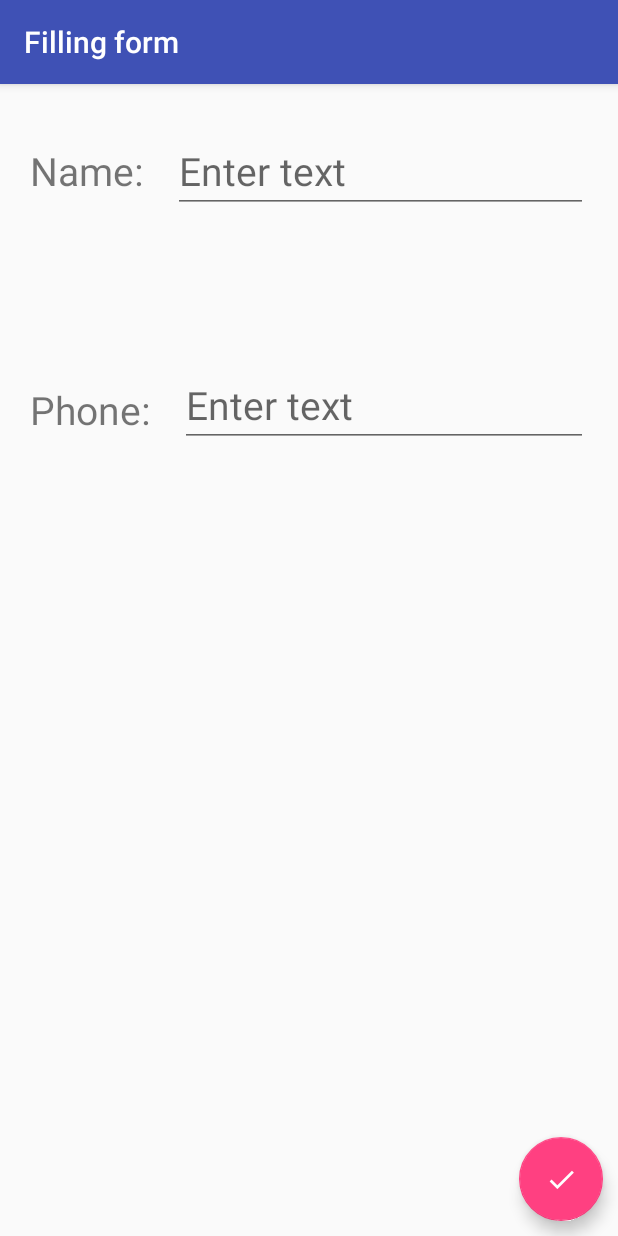
After one commit to alinamerc/Task_1, an Android app: the fragment FillingFormFragment placed in its activity, on a phone screen of 412 x 824 dp. The commit adds this screen. Run offline under Robolectric (Android 15) with nearby library versions, the phone set to English and light mode, and no system bars.

Commit message:
add filling form

```diff
--- /dev/null
+++ b/app/src/main/java/com/zhirova/task_1/FillingFormFragment.java
@@ -0,0 +1,32 @@
+package com.zhirova.task_1;
+
+import android.support.annotation.Nullable;
+import android.support.design.widget.Snackbar;
+import android.support.v4.app.Fragment;
+import android.support.v7.app.ActionBar;
+import android.support.v7.app.AppCompatActivity;
+import android.os.Bundle;
+import android.view.LayoutInflater;
+import android.view.View;
+import android.view.ViewGroup;
+
+public class FillingFormFragment extends Fragment {
+
+    @Nullable
+    @Override
+    public View onCreateView(LayoutInflater inflater, @Nullable ViewGroup container, @Nullable Bundle savedInstanceState) {
+        initUI();
+        View root = inflater.inflate(R.layout.fragment_filling_form, container, false);
+        return root;
+    }
+
+
+    private void initUI() {
+        ActionBar toolbar = ((AppCompatActivity)getContext()).getSupportActionBar();
+        if (toolbar != null) {
+            toolbar.setTitle(R.string.form_title);
+        }
+    }
+
+
+}
--- a/app/src/main/java/com/zhirova/task_1/MainActivity.java
+++ b/app/src/main/java/com/zhirova/task_1/MainActivity.java
@@ -1,9 +1,19 @@
 package com.zhirova.task_1;
 
+import android.support.design.widget.FloatingActionButton;
+import android.support.design.widget.Snackbar;
 import android.support.v4.app.FragmentManager;
 import android.support.v4.app.FragmentTransaction;
 import android.support.v7.app.AppCompatActivity;
 import android.os.Bundle;
+import android.util.Log;
+import android.view.View;
+import android.widget.EditText;
+
+import com.zhirova.task_1.store.Person;
+import com.zhirova.task_1.store.PersonStore;
+
+import java.util.List;
 
 public class MainActivity extends AppCompatActivity {
 
@@ -17,12 +27,82 @@ public class MainActivity extends AppCompatActivity {
         setContentView(R.layout.activity_main);
 
         if (savedInstanceState == null) {
-            fragmentManager = getSupportFragmentManager();
-            FragmentTransaction fragmentTransaction = fragmentManager.beginTransaction();
+            goToItemsFragment();
+        }
+    }
 
-            ItemsFragment curFragment = new ItemsFragment();
-            fragmentTransaction.replace(R.id.container, curFragment);
-            fragmentTransaction.commit();
+
+    private void goToItemsFragment() {
+        fragmentManager = getSupportFragmentManager();
+        FragmentTransaction fragmentTransaction = fragmentManager.beginTransaction();
+
+        ItemsFragment curFragment = new ItemsFragment();
+        fragmentTransaction.replace(R.id.container, curFragment);
+        fragmentTransaction.commit();
+    }
+
+
+    @Override
+    protected void onStart() {
+        super.onStart();
+        fabItemsClick();
+    }
+
+
+    private void fabItemsClick() {
+        FloatingActionButton floatingActionButtonItems = findViewById(R.id.fab_items);
+
+        if (floatingActionButtonItems != null) {
+            floatingActionButtonItems.setOnClickListener(new View.OnClickListener() {
+                @Override
+                public void onClick(View view) {
+                    //Snackbar.make(view, "Hello Snackbar", Snackbar.LENGTH_LONG).show();
+
+                    FragmentTransaction fragmentTransaction = fragmentManager.beginTransaction();
+                    FillingFormFragment curFragment = new FillingFormFragment();
+
+                    fragmentTransaction.replace(R.id.container, curFragment);
+                    fragmentTransaction.addToBackStack(null);
+                    fragmentTransaction.commit();
+
+                    fabFormClick();
+                }
+            });
+        }
+    }
+
+
+    private void fabFormClick() {
+        Log.d("MAIN", "FAB_FORM_CLICK");
+        FloatingActionButton floatingActionButtonForm = findViewById(R.id.fab_form);
+
+        if (floatingActionButtonForm != null) {
+            floatingActionButtonForm.setOnClickListener(new View.OnClickListener() {
+                @Override
+                public void onClick(View view) {
+                    PersonStore personStore = PersonStore.getInstance();
+                    if (personStore != null) {
+                        List<Person> persons = personStore.getPersons();
+                        EditText nameView = findViewById(R.id.form_name_edit_text);
+                        EditText phoneView = findViewById(R.id.form_phone_edit_text);
+
+                        String nameText = nameView.getText().toString();
+                        String phoneText = phoneView.getText().toString();
+
+                        if (nameText.isEmpty() || phoneText.isEmpty()) {
+                            Snackbar.make(view, R.string.form_empty_data, Snackbar.LENGTH_LONG).show();
+                        } else {
+                            Person newPerson = new Person(persons.size() + 1, nameText, phoneText);
+                            if (personStore.add(newPerson)) {
+                                fragmentManager.popBackStack();
+                            }
+                            else {
+                                Snackbar.make(view, R.string.form_same_name, Snackbar.LENGTH_LONG).show();
+                            }
+                        }
+                    }
+                }
+            });
         }
     }
 
--- /dev/null
+++ b/app/src/main/res/layout/fragment_filling_form.xml
@@ -0,0 +1,77 @@
+<?xml version="1.0" encoding="utf-8"?>
+<android.support.constraint.ConstraintLayout xmlns:android="http://schemas.android.com/apk/res/android"
+    xmlns:app="http://schemas.android.com/apk/res-auto"
+    xmlns:tools="http://schemas.android.com/tools"
+    android:layout_width="match_parent"
+    android:layout_height="match_parent"
+    tools:context="com.zhirova.task_1.FillingFormFragment">
+
+    <RelativeLayout xmlns:android="http://schemas.android.com/apk/res/android"
+        android:id="@+id/filling_form"
+        android:layout_width="match_parent"
+        android:layout_height="wrap_content">
+
+        <TextView
+            android:id="@+id/form_name_text_view"
+            android:layout_width="wrap_content"
+            android:layout_height="wrap_content"
+            android:layout_marginLeft="20dp"
+            android:layout_marginTop="40dp"
+            android:text="@string/form_name"
+            android:textSize="26dp"/>
+
+        <EditText
+            android:id="@+id/form_name_edit_text"
+            android:layout_width="match_parent"
+            android:layout_height="wrap_content"
+            android:layout_toRightOf="@+id/form_name_text_view"
+            android:layout_marginLeft="20dp"
+            android:layout_marginRight="20dp"
+            android:layout_marginTop="30dp"
+            android:hint="@string/enter_text"
+            android:textSize="26dp"/>
+
+        <TextView
+            android:id="@+id/form_phone_text_view"
+            android:layout_width="wrap_content"
+            android:layout_height="wrap_content"
+            android:layout_marginLeft="20dp"
+            android:layout_marginTop="124dp"
+            android:layout_below="@+id/form_name_text_view"
+            android:text="@string/form_phone"
+            android:textSize="26dp"/>
+
+        <EditText
+            android:id="@+id/form_phone_edit_text"
+            android:layout_width="match_parent"
+            android:layout_height="wrap_content"
+            android:layout_below="@+id/form_name_edit_text"
+            android:layout_toRightOf="@+id/form_phone_text_view"
+            android:layout_marginLeft="20dp"
+            android:layout_marginRight="20dp"
+            android:layout_marginTop="100dp"
+            android:hint="@string/enter_text"
+            android:textSize="26dp" />
+
+        <android.support.design.widget.CoordinatorLayout
+            xmlns:android="http://schemas.android.com/apk/res/android"
+            xmlns:app="http://schemas.android.com/apk/res-auto"
+            android:layout_width="match_parent"
+            android:layout_height="match_parent">
+
+            <android.support.design.widget.FloatingActionButton
+                android:id="@+id/fab_form"
+                android:layout_width="wrap_content"
+                android:layout_height="wrap_content"
+                android:layout_gravity="bottom|right"
+                android:layout_marginBottom="10dp"
+                android:layout_marginRight="10dp"
+                android:src="@drawable/ic_ok"
+                app:layout_behavior="com.zhirova.task_1.fab.FabHideOnSnackbar"
+                app:fabSize="normal" />
+
+        </android.support.design.widget.CoordinatorLayout>
+
+    </RelativeLayout>
+
+</android.support.constraint.ConstraintLayout>
--- a/app/src/main/res/layout/fragment_items.xml
+++ b/app/src/main/res/layout/fragment_items.xml
@@ -27,7 +27,7 @@
                 android:layout_margin="10dp"/>
 
             <android.support.design.widget.FloatingActionButton
-                android:id="@+id/fab"
+                android:id="@+id/fab_items"
                 android:layout_width="wrap_content"
                 android:layout_height="wrap_content"
                 android:layout_gravity="bottom|right"
--- a/app/src/main/res/values/strings.xml
+++ b/app/src/main/res/values/strings.xml
@@ -7,5 +7,11 @@
     <string name="desc_question">Are you sure you want to delete the item</string>
     <string name="yes">Yes</string>
     <string name="no">no</string>
+    <string name="form_title">Filling form</string>
+    <string name="form_name">Name:</string>
+    <string name="form_phone">Phone:</string>
+    <string name="form_same_name">Contact with such name exists!</string>
+    <string name="form_empty_data">There is not enough information!</string>
+    <string name="enter_text">Enter text</string>
 
 </resources>
```
Also changed, not shown: app/src/main/java/com/zhirova/task_1/ItemsFragment.java (+3 -15 lines), app/src/main/java/com/zhirova/task_1/store/PersonStore.java (+9 -2 lines), app/src/main/res/drawable-hdpi/ic_ok.png (added), app/src/main/res/drawable-mdpi/ic_ok.png (added), app/src/main/res/drawable-xhdpi/ic_ok.png (added), app/src/main/res/drawable-xxhdpi/ic_ok.png (added).
